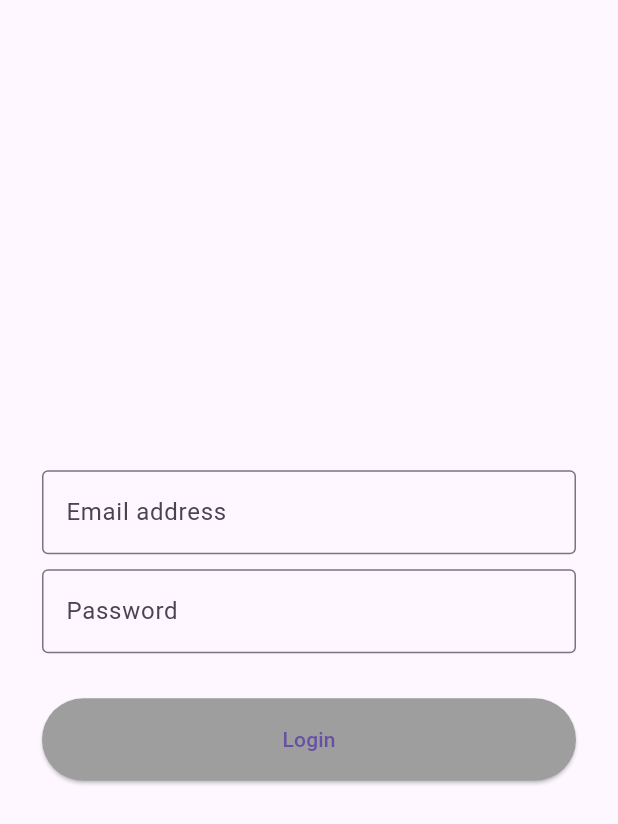
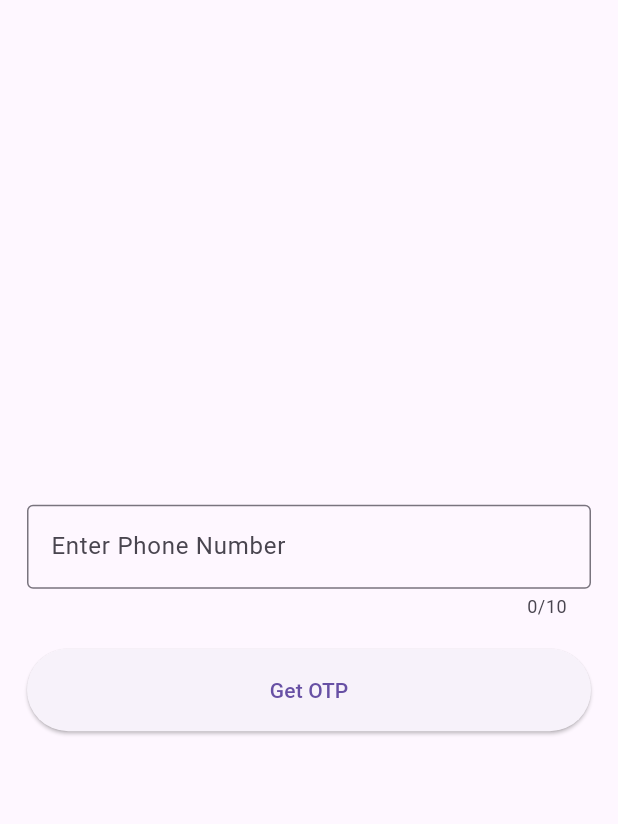
Before and after one commit to vinaypratap123/bloc_state_management, a Flutter app: the screen it shows after launch, on a phone screen of 412 x 824 dp. Shown: the top 824 px of the screen. Run offline on Flutter 3.47's test engine with Material 3 defaults, Android fonts, the phone set to English and light mode, and no system bars; our stand-ins replace connectivity, email_validator, firebase_auth, firebase_core, flutter_bloc; accounts and stored records are empty.

Commit message:
add phone auth

```diff
--- /dev/null
+++ b/lib/cubits/auth_cubit/auth_state.dart
@@ -0,0 +1,22 @@
+abstract class LoginState {}
+
+class LoginInitialState extends LoginState {}
+
+class LoginLoadingState extends LoginState {}
+
+class LoginOtpSentState extends LoginState {}
+
+class LoginOtpVerificationState extends LoginState {}
+
+class LoggedInState extends LoginState {
+  // final UserCredential userCredential;
+  //  LoggedInState( )
+
+}
+
+class LoggedOutState extends LoginState {}
+
+class LoginErrorState extends LoginState {
+  final String error;
+  LoginErrorState(this.error);
+}
--- a/lib/main.dart
+++ b/lib/main.dart
@@ -1,10 +1,16 @@
 import 'package:bloc_state_management/blocs/internet_bloc/internet_bloc.dart';
+import 'package:bloc_state_management/firebase_options.dart';
 import 'package:bloc_state_management/screens/login/login_bloc/login_bloc.dart';
-import 'package:bloc_state_management/screens/login/login_screen.dart';
+import 'package:bloc_state_management/screens/login/phone_number_screen.dart';
+import 'package:firebase_core/firebase_core.dart';
 import 'package:flutter/material.dart';
 import 'package:flutter_bloc/flutter_bloc.dart';
 
-void main() {
+void main() async{
+  WidgetsFlutterBinding.ensureInitialized();
+  await Firebase.initializeApp(
+    options: DefaultFirebaseOptions.currentPlatform,
+);
   runApp(const MyApp());
 }
 
@@ -22,7 +28,7 @@ class MyApp extends StatelessWidget {
       child: MaterialApp(
           debugShowCheckedModeBanner: false,
           theme: ThemeData.light(),
-          home: const LoginScreen()),
+          home: const PhoneNumberScreen()),
     );
   }
 }
--- /dev/null
+++ b/lib/screens/login/phone_number_screen.dart
@@ -0,0 +1,64 @@
+import 'package:bloc_state_management/screens/login/otp_screen.dart';
+import 'package:flutter/material.dart';
+
+class PhoneNumberScreen extends StatefulWidget {
+  const PhoneNumberScreen({super.key});
+
+  @override
+  State<PhoneNumberScreen> createState() => _PhoneNumberScreenState();
+}
+
+class _PhoneNumberScreenState extends State<PhoneNumberScreen> {
+  TextEditingController phoneController = TextEditingController();
+  @override
+  Widget build(BuildContext context) {
+    return Scaffold(
+      body: SizedBox(
+        child: Padding(
+          padding: const EdgeInsets.all(18.0),
+          child: Column(
+            mainAxisAlignment: MainAxisAlignment.center,
+            crossAxisAlignment: CrossAxisAlignment.center,
+            children: [
+              TextField(
+                controller: phoneController,
+                maxLength: 10,
+                keyboardType: TextInputType.number,
+                decoration: const InputDecoration(
+                  border: OutlineInputBorder(),
+                  hintText: "Enter Phone Number",
+                ),
+              ),
+              const SizedBox(
+                height: 20,
+              ),
+              SizedBox(
+                width: 400,
+                height: 55,
+                child: ElevatedButton(
+                  onPressed: () {
+                    // if (state is LoginValidateState) {
+                    //   BlocProvider.of<LoginBloc>(context).add(
+                    //       LoginSubmittedEvent(emailController.text.toString(),
+                    //           passwordController.text.toString()));
+                    // }
+                    Navigator.push(context, MaterialPageRoute(builder: (context)=>const OtpScreen()));
+                  },
+                  style: ElevatedButton.styleFrom(
+                      // backgroundColor: (state is LoginValidateState)
+                      //     ? Colors.blue
+                      //     : Colors.grey,
+                      ),
+                  // child: (state is LoginLoadingState)
+                  //     ? const CircularProgressIndicator()
+                  //     : const Text("Get OTP"),
+                  child: const Text("Get OTP"),
+                ),
+              ),
+            ],
+          ),
+        ),
+      ),
+    );
+  }
+}
--- a/pubspec.yaml
+++ b/pubspec.yaml
@@ -38,6 +38,8 @@ dependencies:
   flutter_bloc: ^8.1.3
   connectivity: ^3.0.6
   email_validator: ^2.1.17
+  firebase_core: ^2.24.2
+  firebase_auth: ^4.15.3
 
 dev_dependencies:
   flutter_test:
```
Also changed, not shown: lib/cubits/auth_cubit/auth_cubit.dart (added, +44 -0 lines), lib/screens/login/login_screen.dart (+10 -1 lines), lib/screens/login/otp_screen.dart (added, +64 -0 lines), lib/firebase_options.dart (added), pubspec.lock, 11 other files.
